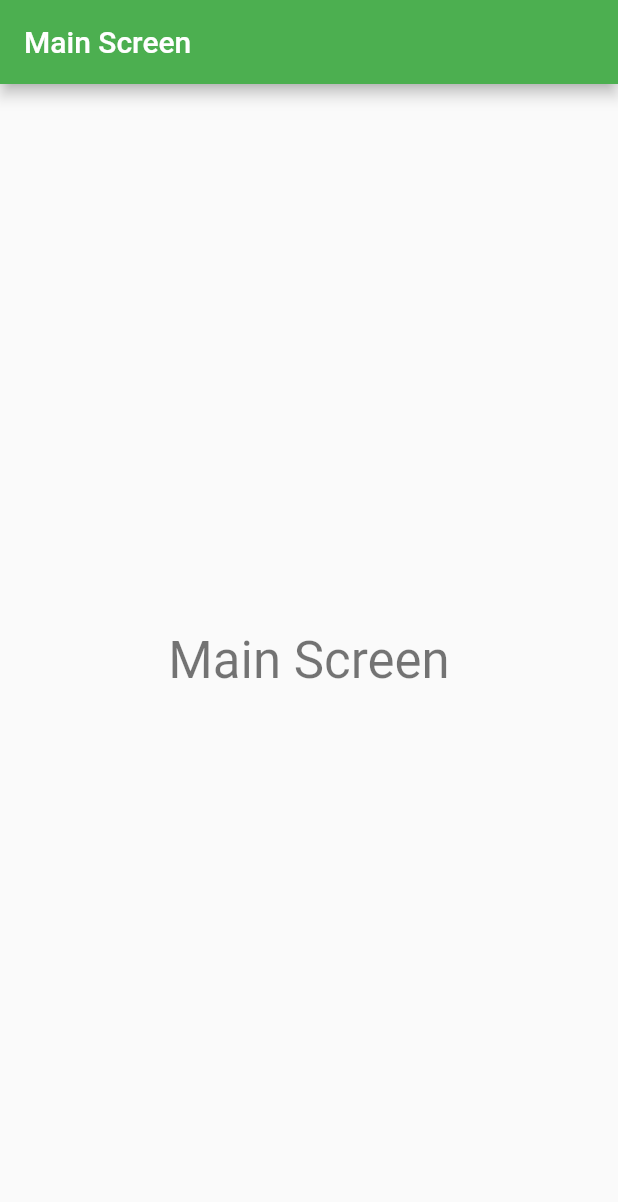
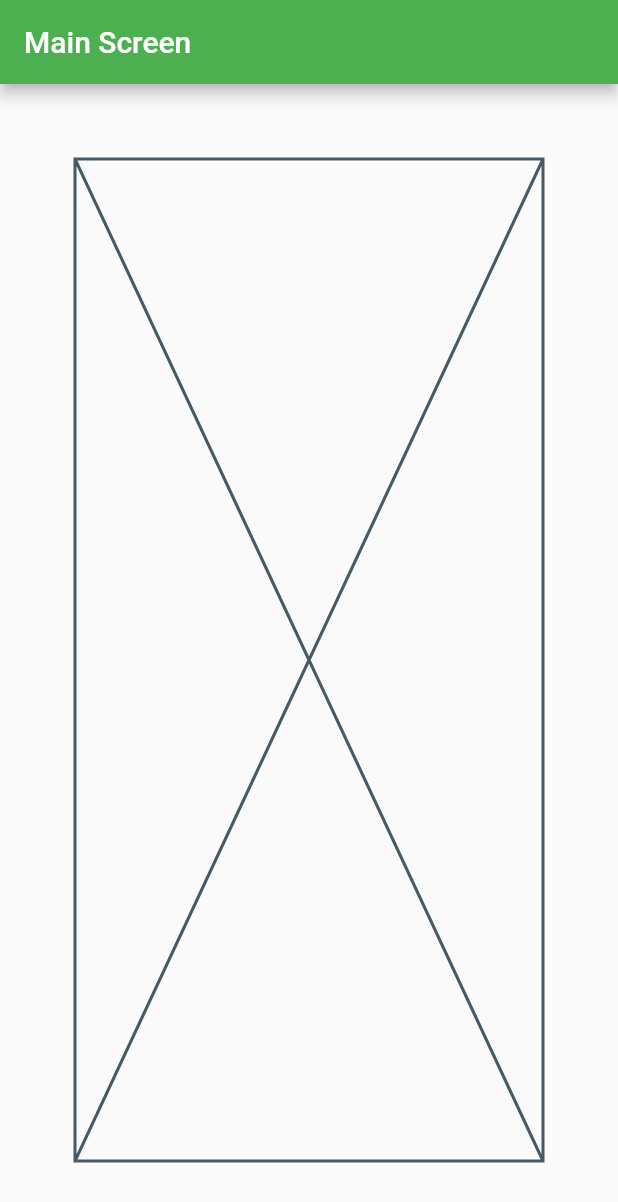
Before and after one commit to moylanm/call-me-maybe, a Flutter app: the screen it shows after launch, on a phone screen of 412 x 824 dp. Shown: the top 1202 px of the screen. Run offline on Flutter 3.47's test engine with Material 2 defaults, Android fonts, the light colour scheme and no system bars.

Commit message:
create CenteredPlaceholder widget

```diff
--- /dev/null
+++ b/lib/components/centered_placeholder.dart
@@ -0,0 +1,20 @@
+import 'package:flutter/src/widgets/framework.dart';
+import 'package:flutter/src/widgets/placeholder.dart';
+
+import 'package:flutter/material.dart';
+
+class CenteredPlaceholder extends StatelessWidget {
+  final double padding;
+
+  const CenteredPlaceholder({super.key, required this.padding});
+
+  @override
+  Widget build(BuildContext context) {
+    return Center(
+        child: Padding(
+          padding: EdgeInsets.all(padding),
+          child: const Placeholder(),
+        )
+      );
+  }
+}
--- a/lib/main_screen.dart
+++ b/lib/main_screen.dart
@@ -1,3 +1,4 @@
+import 'package:call_me_maybe/components/centered_placeholder.dart';
 import 'package:flutter/material.dart';
 
 class MainScreen extends StatelessWidget {
@@ -9,9 +10,7 @@ class MainScreen extends StatelessWidget {
   Widget build(BuildContext context) {
     return Scaffold(
       appBar: AppBar(title: Text(title)),
-      body: Center(
-        child: Text(title, style: Theme.of(context).textTheme.headlineMedium),
-      ),
+      body: const CenteredPlaceholder(padding: 50),
     );
   }
 }
```
